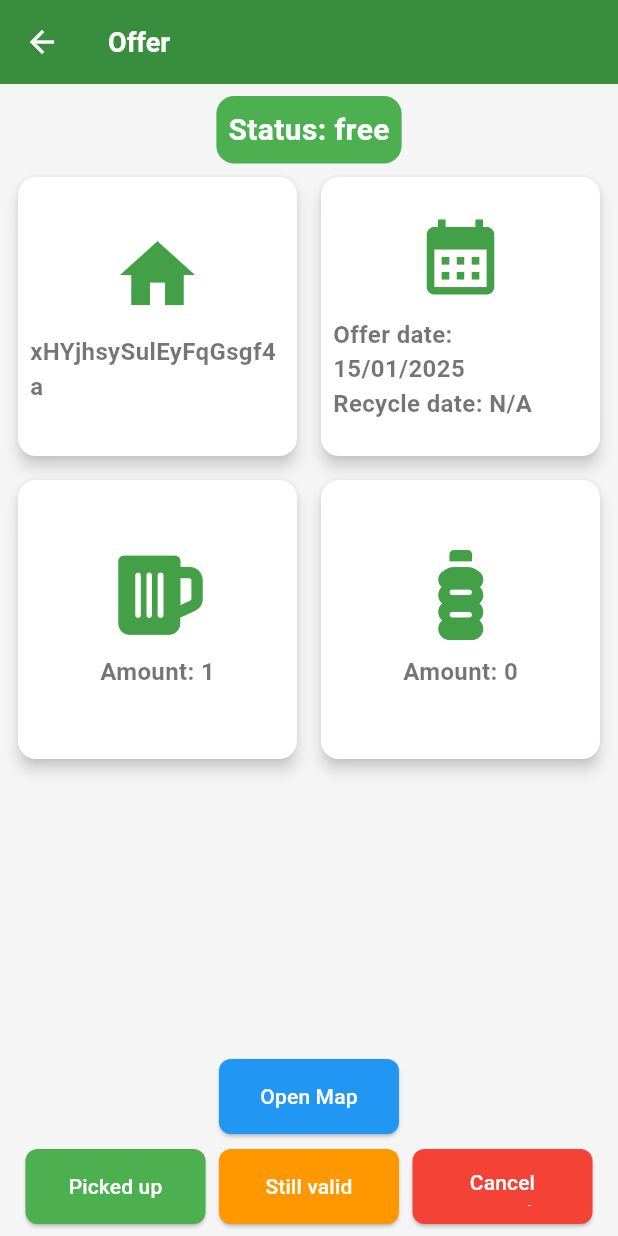
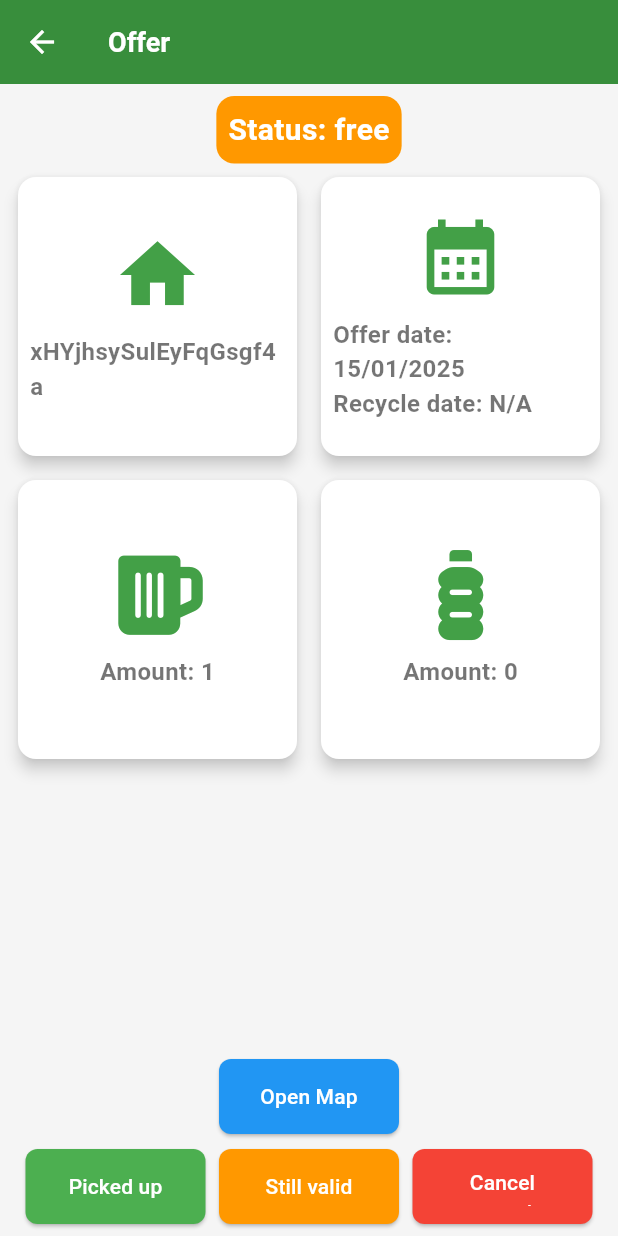
Before and after one commit to stanislav-zeman/recyclomator, a Flutter app: the screen it shows once a user with an empty profile is signed in, after a tap on the "add" icon, after a tap on "Submit offer", on a phone screen of 412 x 824 dp. Run offline on Flutter 3.47's test engine with Material 3 defaults, Android fonts, the phone set to English and light mode, and no system bars; our stand-ins replace cloud_firestore, firebase_auth, firebase_core, font_awesome_flutter, get_it, google_maps_flutter and 4 more; missing offline and left inert: firebase_ui_auth, lock_orientation_screen; accounts and stored records are empty.

Commit message:
style: change random green to primary color

```diff
--- a/lib/presentation/pages/offer_detail_page.dart
+++ b/lib/presentation/pages/offer_detail_page.dart
@@ -190,7 +190,11 @@ class OfferDetailPage extends StatelessWidget {
             Container(
               padding: const EdgeInsets.all(8.0),
               decoration: BoxDecoration(
-                color: Colors.green,
+                color: offer.state == OfferState.done
+                  ? Colors.green
+                  : offer.state == OfferState.canceled
+                    ? Colors.red
+                    : Colors.orange,
                 borderRadius: BorderRadius.circular(12.0),
               ),
               child: Text(
--- a/lib/presentation/widgets/offers/display_offers_widget.dart
+++ b/lib/presentation/widgets/offers/display_offers_widget.dart
@@ -133,7 +133,7 @@ class _DisplayOffersWidgetState extends State<DisplayOffersWidget> {
                     padding:
                         EdgeInsets.symmetric(horizontal: 8.0, vertical: 4.0),
                     decoration: BoxDecoration(
-                      color: Colors.green,
+                      color: Theme.of(context).primaryColor,
                       borderRadius: BorderRadius.circular(5),
                     ),
                     child: Center(
--- a/lib/presentation/widgets/offers/item_button.dart
+++ b/lib/presentation/widgets/offers/item_button.dart
@@ -55,7 +55,7 @@ class ItemButton extends StatelessWidget {
                           countNotifier.value++;
                         },
                         icon: Icon(Icons.add),
-                        color: Colors.green,
+                        color: Theme.of(context).primaryColor,
                         iconSize: 32,
                       ),
                     ],
```
Also changed, not shown: lib/presentation/pages/statistics_page.dart (+10 -0 lines).
